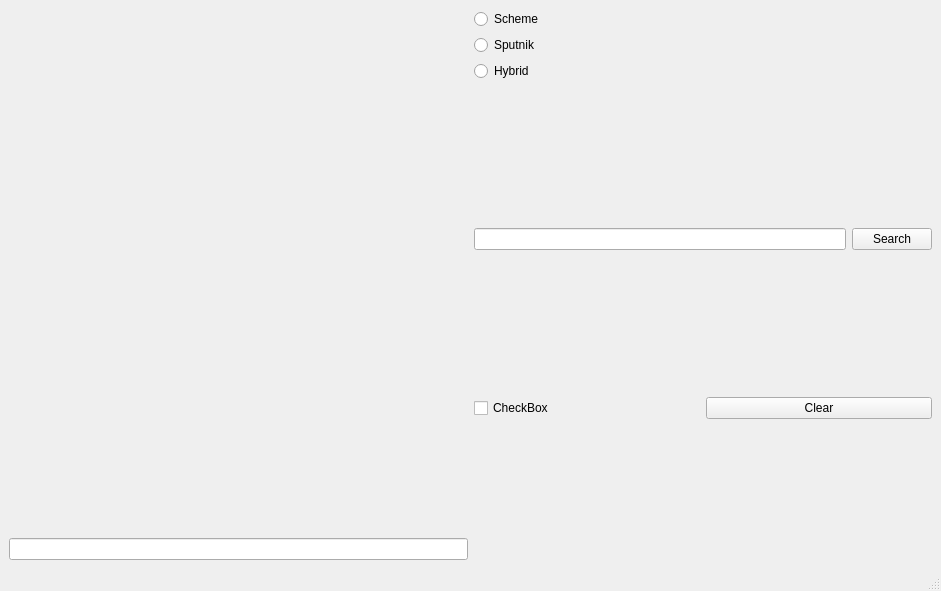
First picture: the form in style/API.ui, repository kopollo/2-API, before the edit.
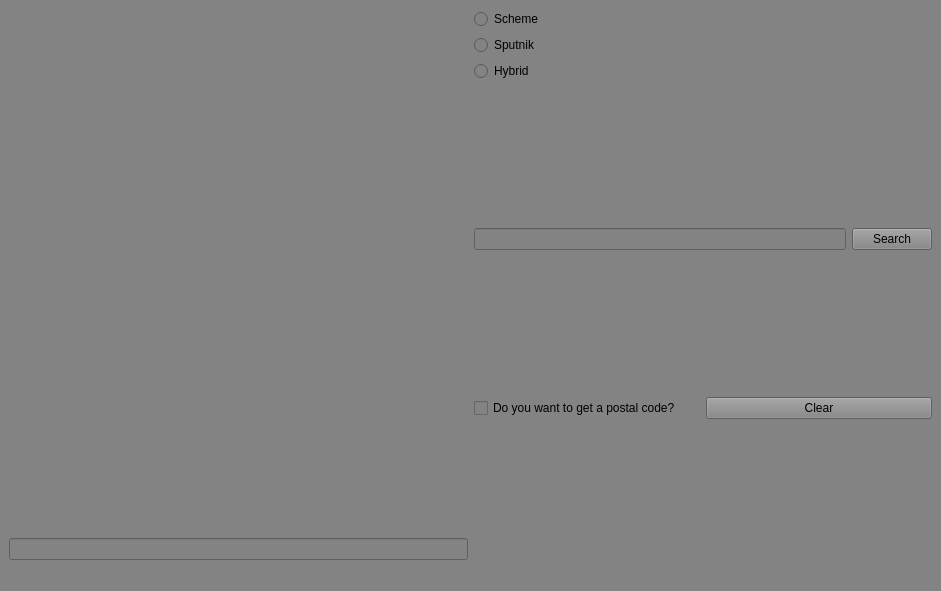
Second picture: the form after the edit.

The edit to the form file:
```diff
--- a/style/API.ui
+++ b/style/API.ui
@@ -13,6 +13,9 @@
   <property name="windowTitle">
    <string>MainWindow</string>
   </property>
+  <property name="styleSheet">
+   <string notr="true">background-color: rgb(131, 131, 131);</string>
+  </property>
   <widget class="QWidget" name="centralwidget">
    <layout class="QHBoxLayout" name="horizontalLayout_3">
     <item>
@@ -106,7 +109,7 @@
         <item>
          <widget class="QCheckBox" name="is_postal_code">
           <property name="text">
-           <string>CheckBox</string>
+           <string>Do you want to get a postal code?</string>
           </property>
          </widget>
         </item>
```
